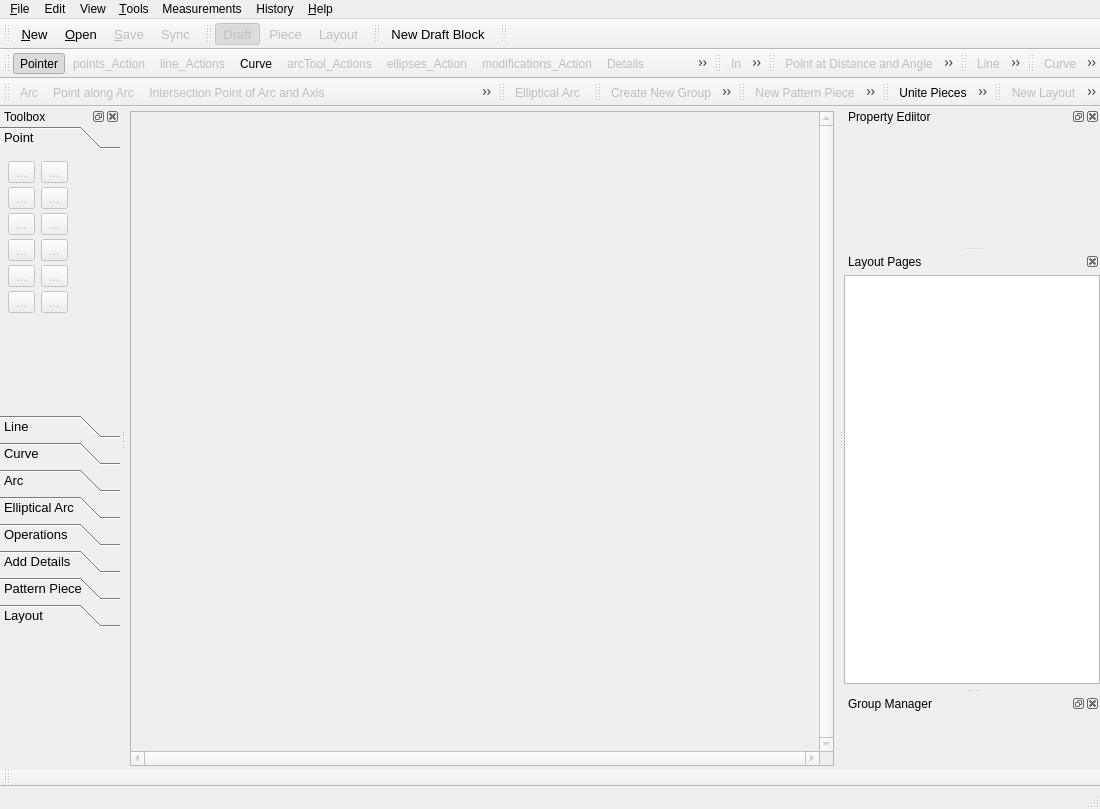
Above: src/app/seamly2d/mainwindow.ui from FashionFreedom/Seamly2D before the change. Below: the same form after it.
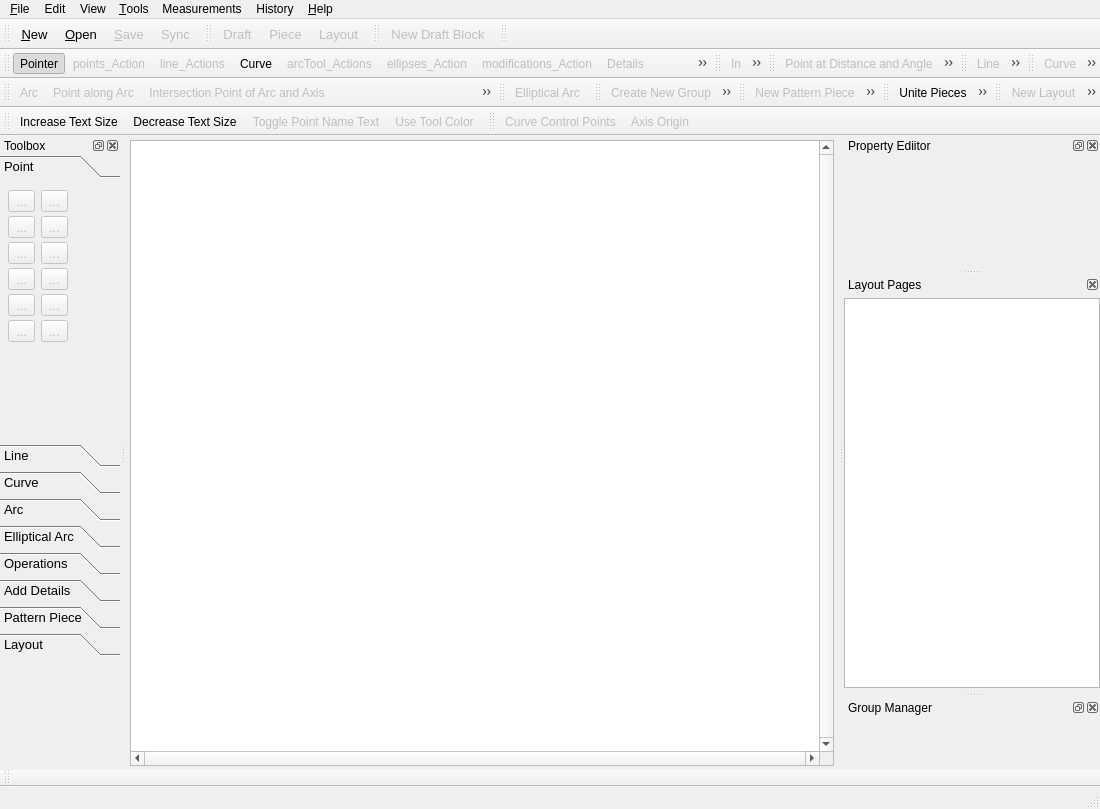
That is the form after the change. The open tabs and pages were chosen to show the change. Icons and pictures are not drawn. Custom widgets are drawn as their Qt base class.

Commit message:
Update Point Name text visibility and color attributes
Updates the behavior of the Point Name text that allows to show /  hide name text as well as choose the colored used to display the text. This also makes changes to the   context menu of a point / name text.

What changed in the file:
```diff
--- a/src/app/seamly2d/mainwindow.ui
+++ b/src/app/seamly2d/mainwindow.ui
@@ -2,6 +2,9 @@
 <ui version="4.0">
  <class>MainWindow</class>
  <widget class="QMainWindow" name="MainWindow">
+  <property name="enabled">
+   <bool>true</bool>
+  </property>
   <property name="geometry">
    <rect>
     <x>0</x>
@@ -37,7 +40,7 @@
     <item>
      <widget class="VMainGraphicsView" name="view">
       <property name="enabled">
-       <bool>false</bool>
+       <bool>true</bool>
       </property>
       <property name="sizePolicy">
        <sizepolicy hsizetype="Expanding" vsizetype="Expanding">
@@ -128,6 +131,15 @@
     <property name="title">
      <string>View</string>
     </property>
+    <widget class="QMenu" name="pointNames_Menu">
+     <property name="title">
+      <string>Point Names</string>
+     </property>
+     <addaction name="showPointNames_Action"/>
+     <addaction name="increaseSize_Action"/>
+     <addaction name="decreaseSize_Action"/>
+     <addaction name="useToolColor_Action"/>
+    </widget>
     <addaction name="draftMode_Action"/>
     <addaction name="pieceMode_Action"/>
     <addaction name="layoutMode_Action"/>
@@ -141,7 +153,9 @@
     <addaction name="zoomToArea_Action"/>
     <addaction name="zoomPan_Action"/>
     <addaction name="separator"/>
-    <addaction name="showCurveDetails_Action"/>
+    <addaction name="pointNames_Menu"/>
+    <addaction name="toggleControlPoints_Action"/>
+    <addaction name="toggleAxisOrigin_Action"/>
     <addaction name="separator"/>
    </widget>
    <widget class="QMenu" name="edit_Menu">
@@ -739,6 +753,24 @@
    <addaction name="newPatternLayout_Action"/>
    <addaction name="exportLayout_Action"/>
   </widget>
+  <widget class="QToolBar" name="pointName_ToolBar">
+   <property name="enabled">
+    <bool>true</bool>
+   </property>
+   <property name="windowTitle">
+    <string>Point Name ToolBar</string>
+   </property>
+   <attribute name="toolBarArea">
+    <enum>TopToolBarArea</enum>
+   </attribute>
+   <attribute name="toolBarBreak">
+    <bool>true</bool>
+   </attribute>
+   <addaction name="increaseSize_Action"/>
+   <addaction name="decreaseSize_Action"/>
+   <addaction name="showPointNames_Action"/>
+   <addaction name="useToolColor_Action"/>
+  </widget>
   <widget class="QDockWidget" name="toolbox_DockWidget">
    <property name="minimumSize">
     <size>
@@ -804,7 +836,7 @@
       <string/>
      </property>
      <property name="currentIndex">
-      <number>5</number>
+      <number>0</number>
      </property>
      <property name="tabSpacing">
       <number>4</number>
@@ -2567,6 +2599,22 @@
     </widget>
    </widget>
   </widget>
+  <widget class="QToolBar" name="view_ToolBar">
+   <property name="enabled">
+    <bool>true</bool>
+   </property>
+   <property name="windowTitle">
+    <string>View Toolbar</string>
+   </property>
+   <attribute name="toolBarArea">
+    <enum>TopToolBarArea</enum>
+   </attribute>
+   <attribute name="toolBarBreak">
+    <bool>false</bool>
+   </attribute>
+   <addaction name="toggleControlPoints_Action"/>
+   <addaction name="toggleAxisOrigin_Action"/>
+  </widget>
   <action name="actionNew">
    <property name="icon">
     <iconset theme="document-new">
@@ -2659,7 +2707,7 @@
     <bool>true</bool>
    </property>
    <property name="checked">
-    <bool>true</bool>
+    <bool>false</bool>
    </property>
    <property name="enabled">
     <bool>false</bool>
@@ -2731,7 +2779,7 @@
   </action>
   <action name="newDraft_Action">
    <property name="enabled">
-    <bool>true</bool>
+    <bool>false</bool>
    </property>
    <property name="icon">
     <iconset resource="../../libs/vmisc/share/resources/icon.qrc">
@@ -3725,21 +3773,25 @@
     <enum>QAction::NoRole</enum>
    </property>
   </action>
-  <action name="showCurveDetails_Action">
+  <action name="toggleControlPoints_Action">
    <property name="checkable">
     <bool>true</bool>
    </property>
    <property name="enabled">
     <bool>false</bool>
    </property>
+   <property name="icon">
+    <iconset resource="../../libs/vmisc/share/resources/icon.qrc">
+     <normaloff>:/icon/32x32/curve_control_points.png</normaloff>:/icon/32x32/curve_control_points.png</iconset>
+   </property>
    <property name="text">
-    <string>Curve Details</string>
+    <string>Curve Control Points</string>
    </property>
    <property name="toolTip">
-    <string>Show/ Hide Control Points and Curve Direction (F2)</string>
+    <string>Toggle Control Points and Curve Direction (F2)</string>
    </property>
    <property name="shortcut">
-    <string notr="true">F2</string>
+    <string notr="true">F3</string>
    </property>
    <property name="menuRole">
     <enum>QAction::NoRole</enum>
@@ -4343,6 +4395,96 @@
     <string>patternPiece_Action</string>
    </property>
   </action>
+  <action name="showPointNames_Action">
+   <property name="checkable">
+    <bool>true</bool>
+   </property>
+   <property name="checked">
+    <bool>false</bool>
+   </property>
+   <property name="enabled">
+    <bool>false</bool>
+   </property>
+   <property name="icon">
+    <iconset resource="../../libs/vmisc/share/resources/icon.qrc">
+     <normaloff>:/icon/16x16/open_eye@2x.png</normaloff>:/icon/16x16/open_eye@2x.png</iconset>
+   </property>
+   <property name="text">
+    <string>Toggle Point Name Text</string>
+   </property>
+   <property name="shortcut">
+    <string>F5</string>
+   </property>
+  </action>
+  <action name="increaseSize_Action">
+   <property name="icon">
+    <iconset resource="../../libs/vmisc/share/resources/icon.qrc">
+     <normaloff>:/icon/32x32/increase_size.png</normaloff>:/icon/32x32/increase_size.png</iconset>
+   </property>
+   <property name="text">
+    <string>Increase Text Size</string>
+   </property>
+   <property name="shortcut">
+    <string>Ctrl+]</string>
+   </property>
+  </action>
+  <action name="decreaseSize_Action">
+   <property name="icon">
+    <iconset resource="../../libs/vmisc/share/resources/icon.qrc">
+     <normaloff>:/icon/32x32/decrease_size.png</normaloff>:/icon/32x32/decrease_size.png</iconset>
+   </property>
+   <property name="text">
+    <string>Decrease Text Size</string>
+   </property>
+   <property name="shortcut">
+    <string>Ctrl+[</string>
+   </property>
+  </action>
+  <action name="useToolColor_Action">
+   <property name="checkable">
+    <bool>true</bool>
+   </property>
+   <property name="checked">
+    <bool>false</bool>
+   </property>
+   <property name="enabled">
+    <bool>false</bool>
+   </property>
+   <property name="icon">
+    <iconset resource="../../libs/vmisc/share/resources/icon.qrc">
+     <normaloff>:/icon/32x32/pen_color.png</normaloff>:/icon/32x32/pen_color.png</iconset>
+   </property>
+   <property name="text">
+    <string>Use Tool Color</string>
+   </property>
+   <property name="shortcut">
+    <string>F6</string>
+   </property>
+  </action>
+  <action name="toggleAxisOrigin_Action">
+   <property name="checkable">
+    <bool>true</bool>
+   </property>
+   <property name="checked">
+    <bool>false</bool>
+   </property>
+   <property name="enabled">
+    <bool>false</bool>
+   </property>
+   <property name="icon">
+    <iconset resource="../../libs/vmisc/share/resources/icon.qrc">
+     <normaloff>:/icon/32x32/origin.png</normaloff>:/icon/32x32/origin.png</iconset>
+   </property>
+   <property name="text">
+    <string>Axis Origin </string>
+   </property>
+   <property name="toolTip">
+    <string>Toggle Axis Origin</string>
+   </property>
+   <property name="shortcut">
+    <string>F4</string>
+   </property>
+  </action>
  </widget>
  <layoutdefault spacing="6" margin="11"/>
  <customwidgets>
```
The commit also changes 142 other files.
